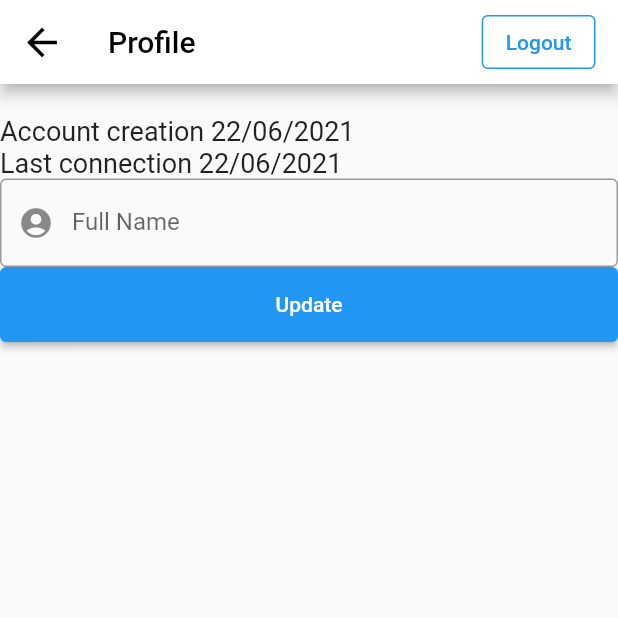
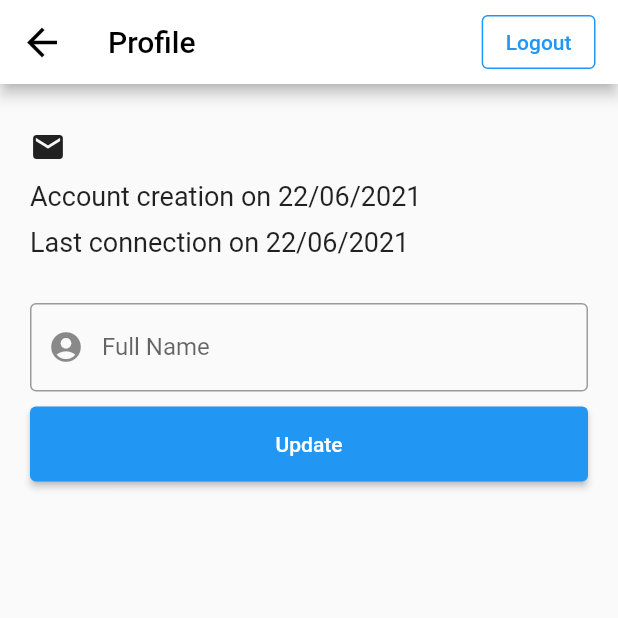
Before and after one commit to grachet/messenger-flutter-firebase, a Flutter app: the Profil screen opened directly, on a phone screen of 412 x 824 dp, the top half of it. Run offline on Flutter 3.47's test engine with Material 2 defaults, Android fonts, the phone set to English and light mode, and no system bars; our stand-ins replace cloud_firestore, firebase_auth, firebase_core, google_fonts; accounts and stored records are empty.

Commit message:
Fix UI profil page

```diff
--- a/lib/src/profil.dart
+++ b/lib/src/profil.dart
@@ -80,26 +80,41 @@ class _ProfilState extends State<Profil> {
         ],
       ),
       body: ListView(
+        padding: const EdgeInsets.symmetric(vertical: 30, horizontal: 20),
         children: <Widget>[
+          Container(
+              margin: const EdgeInsets.only(bottom: 10),
+              child: Row(children: [
+                Container(
+                  margin: const EdgeInsets.only(right: 10),
+                  child: Icon(Icons.mail),
+                ),
                 Text(
                   FirebaseAuth.instance.currentUser!.email ?? "",
-            style: const TextStyle(fontSize: 18),
+                  style: const TextStyle(
+                      fontWeight: FontWeight.w800, fontSize: 20),
                 ),
-          Text(
-            "Account creation " +
-                dateFormat.format(
-                    FirebaseAuth.instance.currentUser!.metadata.creationTime ??
+              ])),
+          Container(
+              margin: const EdgeInsets.only(bottom: 10),
+              child: Text(
+                "Account creation on " +
+                    dateFormat.format(FirebaseAuth
+                            .instance.currentUser!.metadata.creationTime ??
                         new DateTime(0)),
                 style: const TextStyle(fontSize: 18),
-          ),
-          Text(
-            "Last connection " +
+              )),
+          Container(
+              margin: const EdgeInsets.only(bottom: 30),
+              child: Text(
+                "Last connection on " +
                     dateFormat.format(FirebaseAuth
                             .instance.currentUser!.metadata.lastSignInTime ??
                         new DateTime(0)),
                 style: const TextStyle(fontSize: 18),
-          ),
+              )),
           Container(
+            margin: const EdgeInsets.only(bottom: 10),
             child: TextField(
               controller: nameController,
               decoration: InputDecoration(
```
Lines whose indentation alone changed are shown as unchanged.
